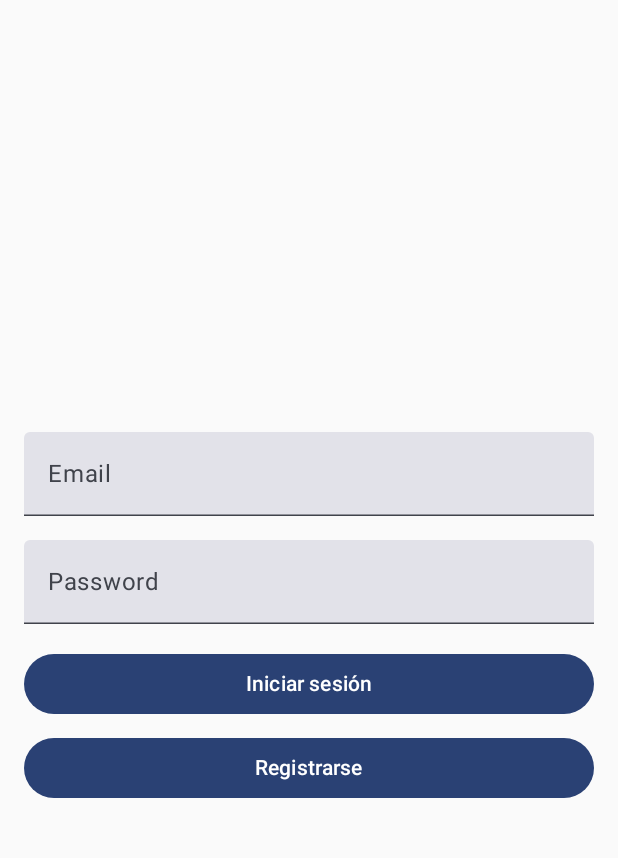
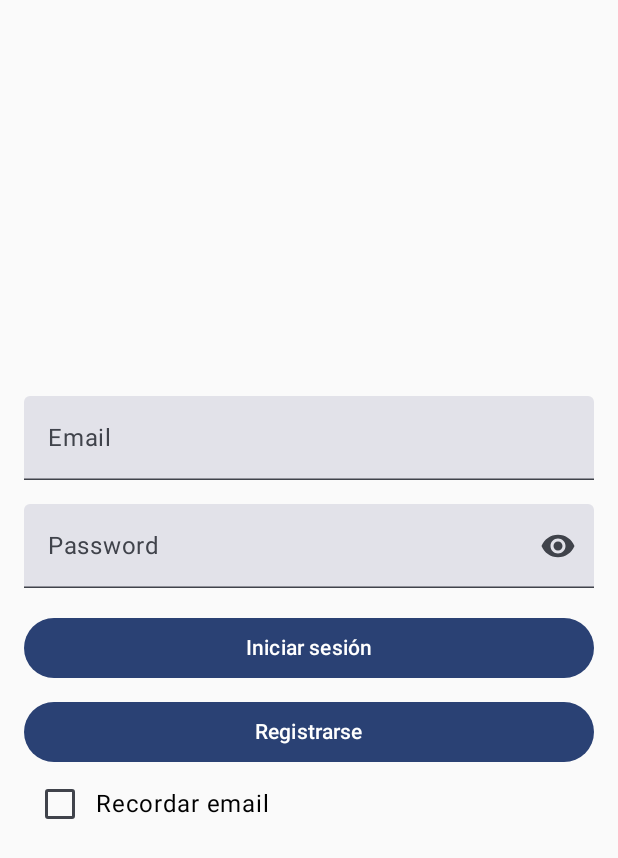
Before and after one commit to davidmcdeveloper/TrainerNotesApp, an Android app built with Jetpack Compose: the screen it shows after launch (MainActivity), on a phone screen of 412 x 824 dp. Shown: the top 858 px of the screen. Run offline under Robolectric (Android 15) with nearby library versions, the phone set to English and light mode, and no system bars; our stand-ins replace Firebase (no records; nobody signed in at launch, a user with empty details on screens opened directly).

Commit message:
-Login casi completo: resgistro,login y persistencia en "Recordar email" correcto -Arreglando botón de añadir equipos -Pendiente proseguir con categorías y jugadores

```diff
--- a/app/build.gradle.kts
+++ b/app/build.gradle.kts
@@ -49,12 +49,11 @@ dependencies {
     implementation(libs.androidx.ui)
     implementation(libs.androidx.ui.graphics)
     implementation(libs.androidx.ui.tooling.preview)
-    implementation(libs.androidx.material3)
+    implementation(libs.androidx.material3) //Material3
     implementation(libs.firebase.firestore)
     implementation (platform(libs.firebase.bom))
     implementation(libs.firebase.auth.ktx)
-    implementation(libs.androidx.navigation.runtime.ktx)
-    //BoM de Firebase
+    implementation(libs.androidx.navigation.compose) //BoM de Firebase
     testImplementation(libs.junit)
     androidTestImplementation(libs.androidx.junit)
     androidTestImplementation(libs.androidx.espresso.core)
--- a/app/src/main/java/com/davidmcdeveloper/trainernotes10/AddTeamScreen.kt
+++ b/app/src/main/java/com/davidmcdeveloper/trainernotes10/AddTeamScreen.kt
@@ -7,10 +7,11 @@ import androidx.compose.runtime.*
 import androidx.compose.ui.Modifier
 import androidx.compose.ui.text.input.TextFieldValue
 import androidx.compose.ui.unit.dp
+import androidx.navigation.NavController
 import com.google.firebase.firestore.FirebaseFirestore
 
 @Composable
-fun AddTeamScreen(db: FirebaseFirestore) {
+fun AddTeamScreen(navController: NavController, db: FirebaseFirestore) {
     var teamName by remember { mutableStateOf(TextFieldValue()) }
     var category by remember { mutableStateOf(TextFieldValue()) }
 
--- /dev/null
+++ b/app/src/main/java/com/davidmcdeveloper/trainernotes10/LoginScreen.kt
@@ -0,0 +1,172 @@
+package com.davidmcdeveloper.trainernotes10
+
+import android.content.Context
+import android.util.Patterns
+import android.widget.Toast
+import androidx.compose.foundation.layout.*
+import androidx.compose.foundation.text.KeyboardOptions
+import androidx.compose.material.icons.Icons
+import androidx.compose.material3.*
+import androidx.compose.runtime.*
+import androidx.compose.ui.Alignment
+import androidx.compose.ui.Modifier
+import androidx.compose.ui.text.input.KeyboardType
+import androidx.compose.ui.text.input.PasswordVisualTransformation
+import androidx.compose.ui.text.input.TextFieldValue
+import androidx.compose.ui.text.input.VisualTransformation
+import androidx.compose.ui.unit.dp
+import androidx.navigation.NavController
+import com.davidmcdeveloper.trainernotes10.navigation.Screen
+import com.google.firebase.auth.FirebaseAuth
+import com.google.firebase.firestore.FirebaseFirestore
+import androidx.compose.ui.res.painterResource
+import androidx.core.content.edit
+
+
+@Composable
+fun LoginScreen(
+    navController: NavController,
+    auth: FirebaseAuth,
+    context: Context
+) {
+    val sharedPreferences = context.getSharedPreferences("TrainerNotesPrefs", Context.MODE_PRIVATE)
+
+    var rememberMe by remember { mutableStateOf(sharedPreferences.getBoolean("remember_email", false)) }  // Checkbox para recordar el email
+    var email by remember { mutableStateOf(TextFieldValue(sharedPreferences.getString("saved_email", "") ?: "")) }
+    var password by remember { mutableStateOf(TextFieldValue()) }
+    var passwordVisible by remember { mutableStateOf(false) }  // Para mostrar/ocultar la contraseña
+
+    Column(
+        modifier = Modifier
+            .fillMaxSize()
+            .padding(16.dp),
+        verticalArrangement = Arrangement.Center
+    ) {
+        // Campo de email
+        TextField(
+            value = email,
+            onValueChange = {
+                email = it
+                if (rememberMe) {
+                    sharedPreferences.edit { putString("saved_email", it.text) } // Email guardado
+                }
+            },
+            label = { Text("Email") },
+            modifier = Modifier.fillMaxWidth(),
+            keyboardOptions = KeyboardOptions.Default.copy(keyboardType = KeyboardType.Email)
+        )
+
+        Spacer(modifier = Modifier.height(16.dp))
+
+        // Campo de contraseña con visualización
+        TextField(
+            value = password,
+            onValueChange = { password = it },
+            label = { Text("Password") },
+            modifier = Modifier.fillMaxWidth(),
+            keyboardOptions = KeyboardOptions.Default.copy(keyboardType = KeyboardType.Password),
+            visualTransformation = if (passwordVisible) VisualTransformation.None else PasswordVisualTransformation(),
+            trailingIcon = {
+                IconButton(
+                    onClick = { passwordVisible = !passwordVisible }
+                ) {
+                    Icon(
+                        painter = painterResource(id = if (passwordVisible) R.drawable.visibilityoff else R.drawable.visibilityon),
+                        contentDescription = "Mostrar/ocultar contraseña"
+                    )
+                }
+            }
+        )
+
+        Spacer(modifier = Modifier.height(16.dp))
+
+        // Botón para iniciar sesión
+        Button(
+            onClick = { signInUser(auth, email.text, password.text, context, navController) },
+            modifier = Modifier.fillMaxWidth()
+        ) {
+            Text(text = "Iniciar sesión")
+        }
+
+        Spacer(modifier = Modifier.height(8.dp))
+
+        // Botón para registrarse
+        Button(
+            onClick = { registerUser(auth, email.text, password.text, context, navController) },
+            modifier = Modifier.fillMaxWidth()
+        ) {
+            Text(text = "Registrarse")
+        }
+
+        //Checkbox para recordar el email
+        Row(verticalAlignment = Alignment.CenterVertically) {
+            Checkbox(
+                checked = rememberMe,
+                onCheckedChange = { isChecked ->
+                    rememberMe = isChecked
+                    sharedPreferences.edit {
+                        putBoolean("remember_email", isChecked)
+                        if (!isChecked) remove("saved_email") // Si se desmarca, eliminar email guardado
+                    }
+                }
+            )
+            Text("Recordar email")
+        }
+
+    }
+
+}
+
+fun signInUser(auth: FirebaseAuth, email: String, password: String, context: Context, navController: NavController) {
+    if (!Patterns.EMAIL_ADDRESS.matcher(email).matches()) {
+        Toast.makeText(context, "Por favor ingresa un correo válido", Toast.LENGTH_SHORT).show()
+        return
+    }
+
+    if (password.length < 6) {
+        Toast.makeText(context, "La contraseña debe tener al menos 6 caracteres", Toast.LENGTH_SHORT).show()
+        return
+    }
+
+    auth.signInWithEmailAndPassword(email, password)
+        .addOnCompleteListener { task ->
+            if (task.isSuccessful) {
+                Toast.makeText(context, "Inicio de sesión exitoso", Toast.LENGTH_SHORT).show()
+
+                // Redirige al usuario a Home y login desaparece
+                navController.navigate(Screen.Home.route) {
+                    popUpTo(Screen.Login.route) { inclusive = true }
+                }
+            } else {
+                Toast.makeText(context, "Correo o contraseña incorrectos", Toast.LENGTH_SHORT).show()
+            }
+        }
+}
+
+fun registerUser(auth: FirebaseAuth, email: String, password: String, context: Context, navController: NavController) {
+    if (!Patterns.EMAIL_ADDRESS.matcher(email).matches()) {
+        Toast.makeText(context, "Por favor ingresa un correo válido", Toast.LENGTH_SHORT).show()
+        return
+    }
+
+    if (password.length < 6) {
+        Toast.makeText(context, "La contraseña debe tener al menos 6 caracteres", Toast.LENGTH_SHORT).show()
+        return
+    }
+
+    auth.createUserWithEmailAndPassword(email, password)
+        .addOnCompleteListener { task ->
+            if (task.isSuccessful) {
+                Toast.makeText(context, "Registro exitoso", Toast.LENGTH_SHORT).show()
+
+                // Redirige al usuario a Home y login desaparece
+                navController.navigate(Screen.Home.route) {
+                    popUpTo(Screen.Login.route) { inclusive = true }
+                }
+            } else {
+                Toast.makeText(context, "Error al registrar el usuario", Toast.LENGTH_SHORT).show()
+            }
+        }
+}
+//TODO: añadir más formas de registro
+//TODO: personalizar interfaz de usuario
--- a/app/src/main/java/com/davidmcdeveloper/trainernotes10/MainActivity.kt
+++ b/app/src/main/java/com/davidmcdeveloper/trainernotes10/MainActivity.kt
@@ -1,154 +1,22 @@
 package com.davidmcdeveloper.trainernotes10
 
-import android.content.Context
-import android.content.Intent
 import android.os.Bundle
-import android.util.Patterns
-import android.widget.Toast
 import androidx.activity.ComponentActivity
 import androidx.activity.compose.setContent
-import androidx.activity.enableEdgeToEdge
-import androidx.compose.foundation.layout.*
-import androidx.compose.foundation.text.KeyboardOptions
-import androidx.compose.material3.*
-import androidx.compose.runtime.*
-import androidx.compose.ui.Modifier
-import androidx.compose.ui.tooling.preview.Preview
-import androidx.compose.ui.text.input.KeyboardType
-import androidx.compose.ui.text.input.TextFieldValue
-import androidx.compose.ui.unit.dp
+import androidx.navigation.compose.rememberNavController
+import com.davidmcdeveloper.trainernotes10.navigation.AppNavGraph
 import com.davidmcdeveloper.trainernotes10.ui.theme.TrainerNotesTheme
 import com.google.firebase.auth.FirebaseAuth
-import com.google.firebase.firestore.FirebaseFirestore
 
 class MainActivity : ComponentActivity() {
-    private lateinit var auth: FirebaseAuth
-    private lateinit var db: FirebaseFirestore
-
     override fun onCreate(savedInstanceState: Bundle?) {
         super.onCreate(savedInstanceState)
-        enableEdgeToEdge()
-
-        auth = FirebaseAuth.getInstance() // Inicializamos FirebaseAuth
-        db = FirebaseFirestore.getInstance() // Inicializamos Firestore
-
         setContent {
             TrainerNotesTheme {
-                // Usamos el LoginScreen y pasamos el contexto, auth y db
-                LoginScreen(auth = auth, db = db, context = this)
+                val navController = rememberNavController()
+                val auth = FirebaseAuth.getInstance()
+                AppNavGraph(navController = navController, auth = auth)
             }
         }
     }
 }
-
-@Composable
-fun LoginScreen(
-    modifier: Modifier = Modifier,
-    auth: FirebaseAuth,
-    db: FirebaseFirestore,
-    context: Context
-) {
-    var email by remember { mutableStateOf(TextFieldValue()) }
-    var password by remember { mutableStateOf(TextFieldValue()) }
-
-    Column(
-        modifier = modifier
-            .fillMaxSize()
-            .padding(16.dp),
-        verticalArrangement = Arrangement.Center
-    ) {
-        TextField(
-            value = email,
-            onValueChange = { email = it },
-            label = { Text("Email") },
-            modifier = Modifier.fillMaxWidth(),
-            keyboardOptions = KeyboardOptions.Default.copy(keyboardType = KeyboardType.Email)
-        )
-
-        Spacer(modifier = Modifier.height(16.dp))
-
-        TextField(
-            value = password,
-            onValueChange = { password = it },
-            label = { Text("Password") },
-            modifier = Modifier.fillMaxWidth(),
-            keyboardOptions = KeyboardOptions.Default.copy(keyboardType = KeyboardType.Password)
-        )
-
-        Spacer(modifier = Modifier.height(16.dp))
-
-        Button(
-            onClick = { signInUser(auth, email.text, password.text, context) },
-            modifier = Modifier.fillMaxWidth()
-        ) {
-            Text(text = "Iniciar sesión")
-        }
-
-        Spacer(modifier = Modifier.height(8.dp))
-
-        Button(
-            onClick = { registerUser(auth, email.text, password.text, context) },
-            modifier = Modifier.fillMaxWidth()
-        ) {
-            Text(text = "Registrarse")
-        }
-    }
-}
-
-fun signInUser(auth: FirebaseAuth, email: String, password: String, context: Context) {
-    if (!Patterns.EMAIL_ADDRESS.matcher(email).matches()) {
-        Toast.makeText(context, "Por favor ingresa un correo válido", Toast.LENGTH_SHORT).show()
-        return
-    }
-
-    if (password.length < 6) {
-        Toast.makeText(context, "La contraseña debe tener al menos 6 caracteres", Toast.LENGTH_SHORT).show()
-        return
-    }
-
-    auth.signInWithEmailAndPassword(email, password)
-        .addOnCompleteListener { task ->
-            if (task.isSuccessful) {
-                Toast.makeText(context, "Inicio de sesión exitoso", Toast.LENGTH_SHORT).show()
-                val intent = Intent(context, HomeScreen()::class.java)
-                context.startActivity(intent)
-                // Asegúrate de que MainActivity no pueda ser accedida
-                (context as ComponentActivity).finish()
-            } else {
-                Toast.makeText(context, "Error al iniciar sesión", Toast.LENGTH_SHORT).show()
-            }
-        }
-}
-
-fun registerUser(auth: FirebaseAuth, email: String, password: String, context: Context) {
-    if (!Patterns.EMAIL_ADDRESS.matcher(email).matches()) {
-        Toast.makeText(context, "Por favor ingresa un correo válido", Toast.LENGTH_SHORT).show()
-        return
-    }
-
-    if (password.length < 6) {
-        Toast.makeText(context, "La contraseña debe tener al menos 6 caracteres", Toast.LENGTH_SHORT).show()
-        return
-    }
-
-    auth.createUserWithEmailAndPassword(email, password)
-        .addOnCompleteListener { task ->
-            if (task.isSuccessful) {
-                Toast.makeText(context, "Registro exitoso", Toast.LENGTH_SHORT).show()
-                val intent = Intent(context, HomeScreen::class.java)
-                context.startActivity(intent)
-                // Asegúrate de que MainActivity no pueda ser accedida
-                (context as ComponentActivity).finish()
-            } else {
-                Toast.makeText(context, "Error al registrar usuario", Toast.LENGTH_SHORT).show()
-            }
-        }
-}
-
-@Preview(showBackground = true)
-@Composable
-fun DefaultPreview() {
-    TrainerNotesTheme {
-        // Para la vista previa, el contexto se debe proporcionar en tiempo de ejecución
-    }
-}
--- /dev/null
+++ b/app/src/main/java/com/davidmcdeveloper/trainernotes10/navigation/NavGraph.kt
@@ -0,0 +1,34 @@
+package com.davidmcdeveloper.trainernotes10.navigation
+
+import androidx.compose.runtime.Composable
+import androidx.navigation.NavHostController
+import androidx.navigation.compose.NavHost
+import androidx.navigation.compose.composable
+import com.davidmcdeveloper.trainernotes10.AddTeamScreen
+import com.davidmcdeveloper.trainernotes10.HomeScreen
+import com.davidmcdeveloper.trainernotes10.LoginScreen
+import com.google.firebase.auth.FirebaseAuth
+import com.google.firebase.firestore.FirebaseFirestore
+
+sealed class Screen(val route: String) {
+    object Login : Screen("login")
+    object Home : Screen("home")
+    object AddTeam : Screen("add_team")
+}
+
+@Composable
+fun AppNavGraph(navController: NavHostController, auth: FirebaseAuth) {
+    val db = FirebaseFirestore.getInstance() // Inicializamos Firestore
+
+    NavHost(navController = navController, startDestination = Screen.Login.route) {
+        composable(Screen.Login.route) {
+            LoginScreen(navController = navController, auth = auth, context = navController.context)
+        }
+        composable(Screen.Home.route) {
+            HomeScreen(navController)
+        }
+        composable(Screen.AddTeam.route) {
+            AddTeamScreen(navController, db) // Pasamos Firestore
+        }
+    }
+}
--- /dev/null
+++ b/app/src/main/res/drawable/visibilityoff.xml
@@ -0,0 +1,5 @@
+<vector xmlns:android="http://schemas.android.com/apk/res/android" android:height="24dp" android:tint="#5A5A5A" android:viewportHeight="24" android:viewportWidth="24" android:width="24dp">
+
+    <path android:fillColor="@android:color/white" android:pathData="M12,7c2.76,0 5,2.24 5,5 0,0.65 -0.13,1.26 -0.36,1.83l2.92,2.92c1.51,-1.26 2.7,-2.89 3.43,-4.75 -1.73,-4.39 -6,-7.5 -11,-7.5 -1.4,0 -2.74,0.25 -3.98,0.7l2.16,2.16C10.74,7.13 11.35,7 12,7zM2,4.27l2.28,2.28 0.46,0.46C3.08,8.3 1.78,10.02 1,12c1.73,4.39 6,7.5 11,7.5 1.55,0 3.03,-0.3 4.38,-0.84l0.42,0.42L19.73,22 21,20.73 3.27,3 2,4.27zM7.53,9.8l1.55,1.55c-0.05,0.21 -0.08,0.43 -0.08,0.65 0,1.66 1.34,3 3,3 0.22,0 0.44,-0.03 0.65,-0.08l1.55,1.55c-0.67,0.33 -1.41,0.53 -2.2,0.53 -2.76,0 -5,-2.24 -5,-5 0,-0.79 0.2,-1.53 0.53,-2.2zM11.84,9.02l3.15,3.15 0.02,-0.16c0,-1.66 -1.34,-3 -3,-3l-0.17,0.01z"/>
+
+</vector>
--- /dev/null
+++ b/app/src/main/res/drawable/visibilityon.xml
@@ -0,0 +1,5 @@
+<vector xmlns:android="http://schemas.android.com/apk/res/android" android:height="24dp" android:tint="#5A5A5A" android:viewportHeight="24" android:viewportWidth="24" android:width="24dp">
+
+    <path android:fillColor="@android:color/white" android:pathData="M12,4.5C7,4.5 2.73,7.61 1,12c1.73,4.39 6,7.5 11,7.5s9.27,-3.11 11,-7.5c-1.73,-4.39 -6,-7.5 -11,-7.5zM12,17c-2.76,0 -5,-2.24 -5,-5s2.24,-5 5,-5 5,2.24 5,5 -2.24,5 -5,5zM12,9c-1.66,0 -3,1.34 -3,3s1.34,3 3,3 3,-1.34 3,-3 -1.34,-3 -3,-3z"/>
+
+</vector>
```
Also changed, not shown: gradle/libs.versions.toml (+6 -3 lines).
